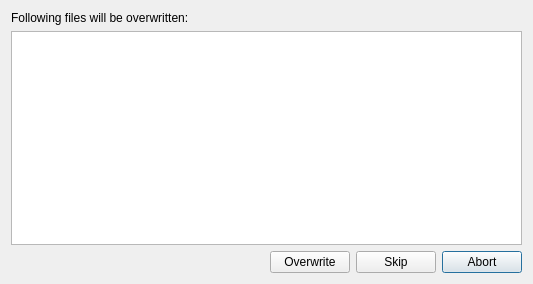
Old version of the form platform/qt/OverwriteListDialog.ui in the repository ilia3101/MLV-App.
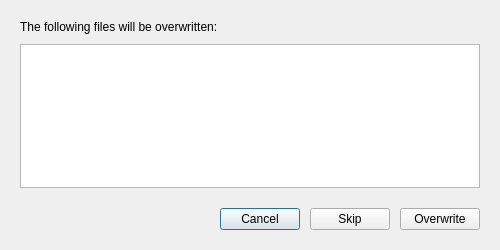
New version of the form.

What changed in the file:
```diff
--- a/platform/qt/OverwriteListDialog.ui
+++ b/platform/qt/OverwriteListDialog.ui
@@ -6,22 +6,37 @@
    <rect>
     <x>0</x>
     <y>0</y>
-    <width>533</width>
-    <height>284</height>
+    <width>500</width>
+    <height>250</height>
    </rect>
   </property>
   <property name="windowTitle">
    <string>MLV App - Overwrite Files</string>
   </property>
-  <layout class="QGridLayout" name="gridLayout">
-   <item row="0" column="0" colspan="4">
+  <layout class="QVBoxLayout" name="verticalLayout">
+   <property name="spacing">
+    <number>10</number>
+   </property>
+   <property name="leftMargin">
+    <number>20</number>
+   </property>
+   <property name="topMargin">
+    <number>20</number>
+   </property>
+   <property name="rightMargin">
+    <number>20</number>
+   </property>
+   <property name="bottomMargin">
+    <number>20</number>
+   </property>
+   <item>
     <widget class="QLabel" name="label">
      <property name="text">
-      <string>Following files will be overwritten:</string>
+      <string>The following files will be overwritten:</string>
      </property>
     </widget>
    </item>
-   <item row="1" column="0" colspan="4">
+   <item>
     <widget class="QListWidget" name="listWidget">
      <property name="editTriggers">
       <set>QAbstractItemView::NoEditTriggers</set>
@@ -37,41 +52,54 @@
      </property>
     </widget>
    </item>
-   <item row="2" column="3">
-    <widget class="QPushButton" name="pushButtonAbort">
-     <property name="text">
-      <string>Abort</string>
+   <item>
+    <layout class="QHBoxLayout" name="horizontalLayout">
+     <property name="spacing">
+      <number>10</number>
      </property>
-    </widget>
-   </item>
-   <item row="2" column="0">
+     <property name="topMargin">
+      <number>10</number>
+     </property>
+     <item>
     <spacer name="horizontalSpacer">
      <property name="orientation">
       <enum>Qt::Horizontal</enum>
      </property>
      <property name="sizeHint" stdset="0">
       <size>
-       <width>40</width>
-       <height>20</height>
+         <width>0</width>
+         <height>0</height>
       </size>
      </property>
     </spacer>
    </item>
-   <item row="2" column="1">
-    <widget class="QPushButton" name="pushButtonOverwrite">
+     <item>
+      <widget class="QPushButton" name="pushButtonAbort">
      <property name="text">
-      <string>Overwrite</string>
+        <string>Cancel</string>
+       </property>
+       <property name="default">
+        <bool>true</bool>
      </property>
     </widget>
    </item>
-   <item row="2" column="2">
+     <item>
     <widget class="QPushButton" name="pushButtonSkip">
      <property name="text">
       <string>Skip</string>
      </property>
     </widget>
    </item>
-  </layout>
+     <item>
+      <widget class="QPushButton" name="pushButtonOverwrite">
+       <property name="text">
+        <string>Overwrite</string>
+       </property>
+      </widget>
+     </item>
+    </layout>
+   </item>
+  </layout>
  </widget>
  <resources/>
  <connections/>
```
Left out of the diff: 16 changed lines with no effect on the pictures. Lines whose indentation alone changed are shown as unchanged.
